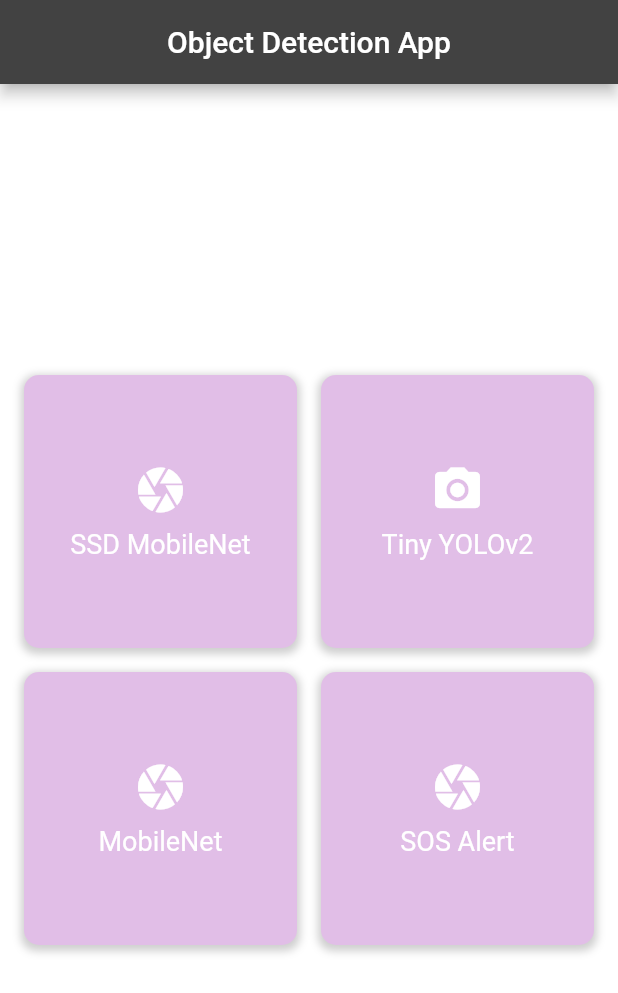
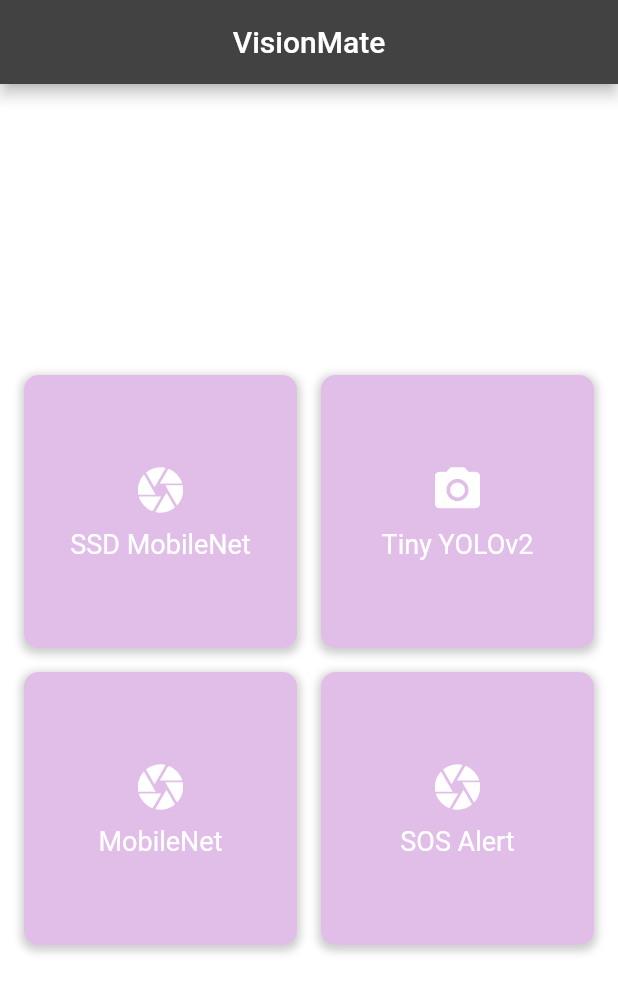
Before and after one commit to 2Himanshu/object_detection_using_flutter, a Flutter app: the screen it shows after launch, on a phone screen of 412 x 824 dp. Shown: the top 993 px of the screen. Run offline on Flutter 3.47's test engine with Material 2 defaults, Android fonts, the light colour scheme and no system bars; our stand-ins replace camera, flutter_tts, fluttertoast; missing offline and left inert: alan_voice, flutter_tflite; Roboto replaces fonts that are missing (Roboto-Medium).

Commit message:
made changes

```diff
--- a/lib/home.dart
+++ b/lib/home.dart
@@ -180,7 +180,7 @@ class _HomePageState extends State<HomePage> {
       child: Scaffold(
         appBar: AppBar(
           title: Text(
-            'Object Detection App',
+            'VisionMate',
             style: Theme.of(context).textTheme.titleLarge,
           ),
           centerTitle: true,
--- a/lib/main.dart
+++ b/lib/main.dart
@@ -18,7 +18,7 @@ class MyApp extends StatelessWidget {
   Widget build(BuildContext context) {
     return MaterialApp(
       debugShowCheckedModeBanner: false,
-      title: 'tflite real-time detection',
+      title: 'VisionMate',
       theme: ThemeData(
         brightness: Brightness.dark,
       ),
```
